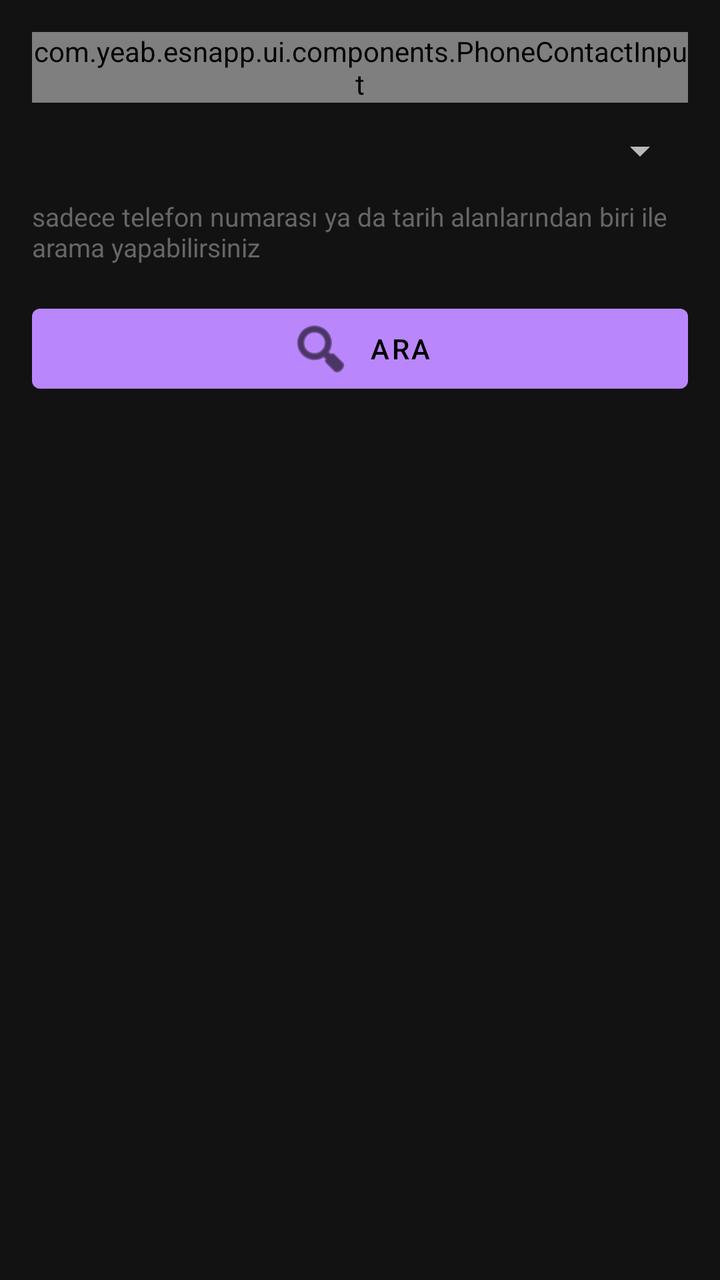
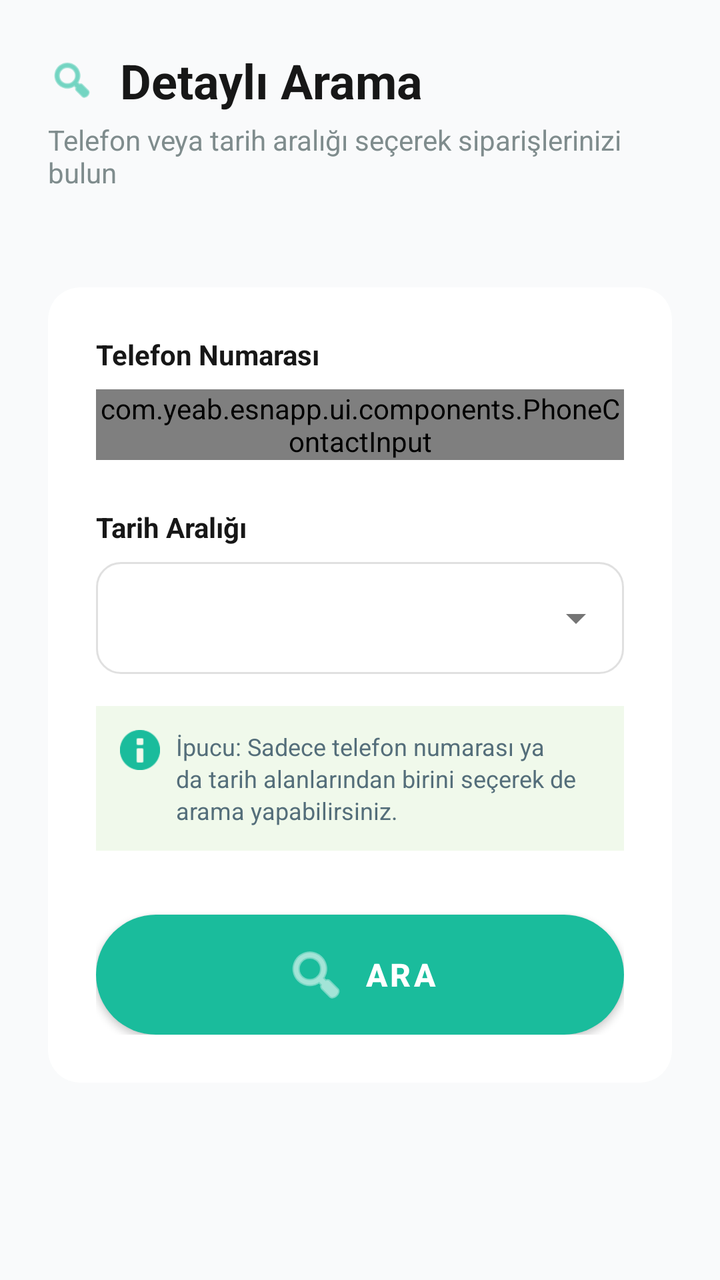

Two renders of the same Android screen: before a commit and after it. Below are the layout's source before the change and the commit's diff.
<!-- AndroidManifest.xml: application theme Theme.MaterialComponents.NoActionBar -->
<!-- res/layout/activity_past_orders_filter.xml -->
<?xml version="1.0" encoding="utf-8"?>
<androidx.constraintlayout.widget.ConstraintLayout
    xmlns:android="http://schemas.android.com/apk/res/android"
    xmlns:app="http://schemas.android.com/apk/res-auto"
    android:layout_width="match_parent"
    android:layout_height="match_parent"
    android:padding="16dp"
    android:fitsSystemWindows="true">

    <com.yeab.esnapp.ui.components.PhoneContactInput
        android:id="@+id/phoneInputComponent"
        android:layout_width="0dp"
        android:layout_height="wrap_content"
        app:layout_constraintTop_toTopOf="parent"
        app:layout_constraintStart_toStartOf="parent"
        app:layout_constraintEnd_toEndOf="parent" />

    <Spinner
        android:id="@+id/spnDateRange"
        android:layout_width="0dp"
        android:layout_height="wrap_content"
        android:layout_marginTop="12dp"
        app:layout_constraintTop_toBottomOf="@id/phoneInputComponent"
        app:layout_constraintStart_toStartOf="parent"
        app:layout_constraintEnd_toEndOf="parent" />

    <TextView
        android:id="@+id/txtNote"
        android:layout_width="0dp"
        android:layout_height="wrap_content"
        android:layout_marginTop="12dp"
        android:text="sadece telefon numarası ya da tarih alanlarından biri ile arama yapabilirsiniz"
        android:textColor="#666666"
        android:textSize="13sp"
        app:layout_constraintTop_toBottomOf="@id/spnDateRange"
        app:layout_constraintStart_toStartOf="parent"
        app:layout_constraintEnd_toEndOf="parent" />

    <com.google.android.material.button.MaterialButton
        android:id="@+id/btnSearch"
        android:layout_width="0dp"
        android:layout_height="wrap_content"
        android:layout_marginTop="16dp"
        android:text="Ara"
        app:icon="@android:drawable/ic_menu_search"
        app:iconPadding="8dp"
        app:iconGravity="textStart"
        app:layout_constraintTop_toBottomOf="@id/txtNote"
        app:layout_constraintStart_toStartOf="parent"
        app:layout_constraintEnd_toEndOf="parent" />
</androidx.constraintlayout.widget.ConstraintLayout>
<!-- resources referenced by this layout -->
<resources>

</resources>

<!-- the commit's change to res/layout/activity_past_orders_filter.xml (unified diff, before → after) -->
@@ -2,50 +2,144 @@
 <androidx.constraintlayout.widget.ConstraintLayout
     xmlns:android="http://schemas.android.com/apk/res/android"
     xmlns:app="http://schemas.android.com/apk/res-auto"
+    xmlns:tools="http://schemas.android.com/tools"
     android:layout_width="match_parent"
     android:layout_height="match_parent"
-    android:padding="16dp"
+    android:background="#F9FAFB"
     android:fitsSystemWindows="true">
 
-    <com.yeab.esnapp.ui.components.PhoneContactInput
-        android:id="@+id/phoneInputComponent"
-        android:layout_width="0dp"
+    <LinearLayout
+        android:id="@+id/headerContainer"
+        android:layout_width="match_parent"
         android:layout_height="wrap_content"
-        app:layout_constraintTop_toTopOf="parent"
-        app:layout_constraintStart_toStartOf="parent"
-        app:layout_constraintEnd_toEndOf="parent" />
+        android:orientation="vertical"
+        android:padding="24dp"
+        app:layout_constraintTop_toTopOf="parent">
 
-    <Spinner
-        android:id="@+id/spnDateRange"
-        android:layout_width="0dp"
+        <LinearLayout
+            android:layout_width="wrap_content"
+            android:layout_height="wrap_content"
+            android:gravity="center_vertical">
+            <ImageView
+                android:layout_width="24dp"
+                android:layout_height="24dp"
+                android:src="@android:drawable/ic_menu_search"
+                app:tint="#1ABC9C"/>
+            <TextView
+                android:layout_width="wrap_content"
+                android:layout_height="wrap_content"
+                android:layout_marginStart="12dp"
+                android:text="@string/search_page_title"
+                android:textSize="24sp"
+                android:textStyle="bold"
+                android:textColor="#171717"/>
+        </LinearLayout>
+        <TextView
+            android:layout_width="wrap_content"
+            android:layout_height="wrap_content"
+            android:layout_marginTop="4dp"
+            android:text="@string/search_page_subtitle"
+            android:textSize="14sp"
+            android:textColor="#7F8C8D"/>
+    </LinearLayout>
+
+    <androidx.cardview.widget.CardView
+        android:layout_width="match_parent"
         android:layout_height="wrap_content"
-        android:layout_marginTop="12dp"
-        app:layout_constraintTop_toBottomOf="@id/phoneInputComponent"
-        app:layout_constraintStart_toStartOf="parent"
-        app:layout_constraintEnd_toEndOf="parent" />
+        android:layout_marginHorizontal="24dp"
+        android:layout_marginTop="24dp"
+        app:cardCornerRadius="16dp"
+        app:cardElevation="0dp"
+        app:cardBackgroundColor="#FFFFFF"
+        app:layout_constraintTop_toBottomOf="@id/headerContainer">
 
-    <TextView
-        android:id="@+id/txtNote"
-        android:layout_width="0dp"
-        android:layout_height="wrap_content"
-        android:layout_marginTop="12dp"
-        android:text="sadece telefon numarası ya da tarih alanlarından biri ile arama yapabilirsiniz"
-        android:textColor="#666666"
-        android:textSize="13sp"
-        app:layout_constraintTop_toBottomOf="@id/spnDateRange"
-        app:layout_constraintStart_toStartOf="parent"
-        app:layout_constraintEnd_toEndOf="parent" />
+        <LinearLayout
+            android:layout_width="match_parent"
+            android:layout_height="wrap_content"
+            android:orientation="vertical"
+            android:padding="24dp">
 
-    <com.google.android.material.button.MaterialButton
-        android:id="@+id/btnSearch"
-        android:layout_width="0dp"
-        android:layout_height="wrap_content"
-        android:layout_marginTop="16dp"
-        android:text="Ara"
-        app:icon="@android:drawable/ic_menu_search"
-        app:iconPadding="8dp"
-        app:iconGravity="textStart"
-        app:layout_constraintTop_toBottomOf="@id/txtNote"
-        app:layout_constraintStart_toStartOf="parent"
-        app:layout_constraintEnd_toEndOf="parent" />
+            <TextView
+                android:layout_width="wrap_content"
+                android:layout_height="wrap_content"
+                android:text="@string/search_label_phone"
+                android:textColor="#171717"
+                android:textStyle="bold"
+                android:textSize="14sp"
+                android:layout_marginBottom="8dp"/>
+
+            <com.yeab.esnapp.ui.components.PhoneContactInput
+                android:id="@+id/phoneInputComponent"
+                android:layout_width="match_parent"
+                android:layout_height="wrap_content"
+                android:theme="@style/ThemeOverlay.AppCompat.Light"/>
+
+            <TextView
+                android:layout_width="wrap_content"
+                android:layout_height="wrap_content"
+                android:layout_marginTop="24dp"
+                android:layout_marginBottom="8dp"
+                android:text="@string/search_label_date"
+                android:textColor="#171717"
+                android:textStyle="bold"
+                android:textSize="14sp"/>
+
+            <FrameLayout
+                android:layout_width="match_parent"
+                android:layout_height="wrap_content"
+                android:background="@drawable/bg_outline_input">
+
+                <Spinner
+                    android:id="@+id/spnDateRange"
+                    android:layout_width="match_parent"
+                    android:layout_height="56dp"
+                    android:spinnerMode="dropdown"
+                    android:theme="@style/ThemeOverlay.AppCompat.Light"/>
+            </FrameLayout>
+
+            <LinearLayout
+                android:layout_width="match_parent"
+                android:layout_height="wrap_content"
+                android:layout_marginTop="16dp"
+                android:background="#F0F9EB"
+                android:padding="12dp"
+                android:orientation="horizontal">
+                <ImageView
+                    android:layout_width="20dp"
+                    android:layout_height="20dp"
+                    android:src="@android:drawable/ic_dialog_info"
+                    app:tint="#1ABC9C"/>
+                <TextView
+                    android:id="@+id/txtNote"
+                    android:layout_width="0dp"
+                    android:layout_height="wrap_content"
+                    android:layout_weight="1"
+                    android:layout_marginStart="8dp"
+                    android:text="@string/search_note"
+                    android:textColor="#546E7A"
+                    android:textSize="12sp"
+                    android:lineSpacingExtra="2dp"/>
+            </LinearLayout>
+
+            <com.google.android.material.button.MaterialButton
+                android:id="@+id/btnSearch"
+                android:layout_width="match_parent"
+                android:layout_height="60dp"
+                android:layout_marginTop="32dp"
+                android:text="@string/search_button"
+                android:textSize="16sp"
+                android:textStyle="bold"
+                android:textColor="#FFFFFF"
+                app:backgroundTint="#1ABC9C"
+                app:cornerRadius="30dp"
+                app:icon="@android:drawable/ic_menu_search"
+                app:iconGravity="textStart"
+                app:iconTint="#FFFFFF"
+                app:iconPadding="8dp"
+                android:insetTop="0dp"
+                android:insetBottom="0dp"/>
+
+        </LinearLayout>
+    </androidx.cardview.widget.CardView>
+
 </androidx.constraintlayout.widget.ConstraintLayout>
<!-- resource entries referenced after the edit -->
@@ -1,5 +1,19 @@
 <!-- resources referenced by this layout -->
 <resources>
-
+  <!-- drawable bg_outline_input (drawable) -->
+  <?xml version="1.0" encoding="utf-8"?>
+  <shape xmlns:android="http://schemas.android.com/apk/res/android">
+      <solid android:color="#FFFFFF"/>
+  
+      <corners android:radius="12dp"/>
+  
+      <stroke android:width="1dp" android:color="#E0E0E0"/>
+  </shape>
+  <string name="search_button">Ara</string>
+  <string name="search_label_date">Tarih Aralığı</string>
+  <string name="search_label_phone">Telefon Numarası</string>
+  <string name="search_note">İpucu: Sadece telefon numarası ya da tarih alanlarından birini seçerek de arama yapabilirsiniz.</string>
+  <string name="search_page_subtitle">Telefon veya tarih aralığı seçerek siparişlerinizi bulun</string>
+  <string name="search_page_title">Detaylı Arama</string>
 </resources>
 
